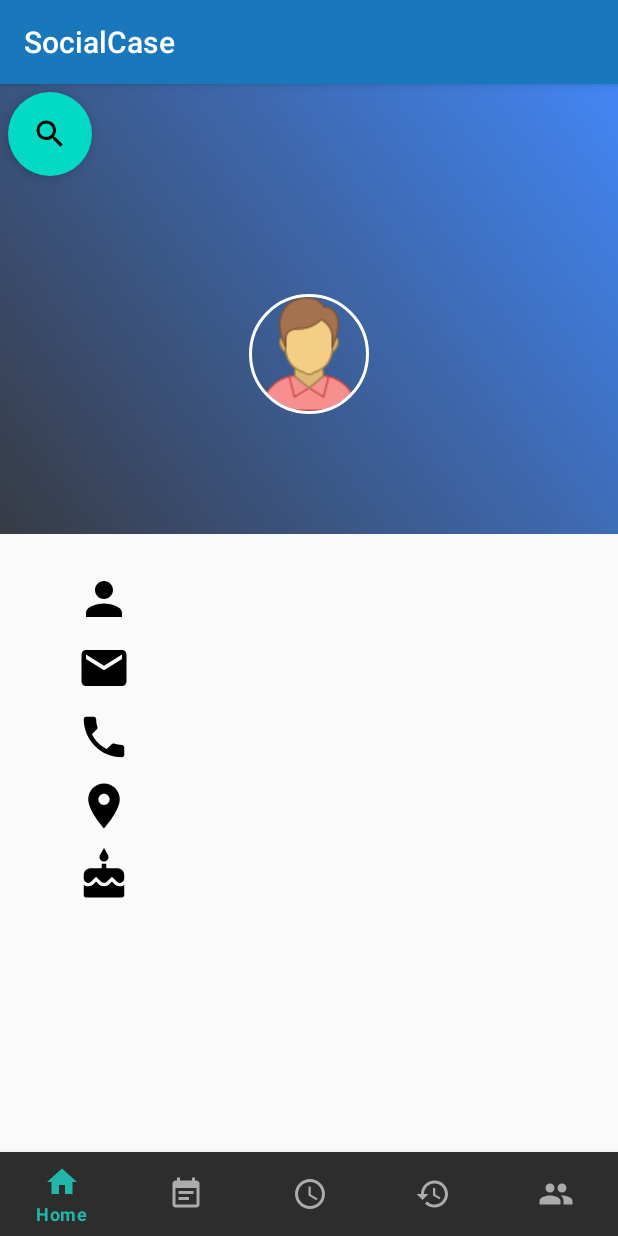
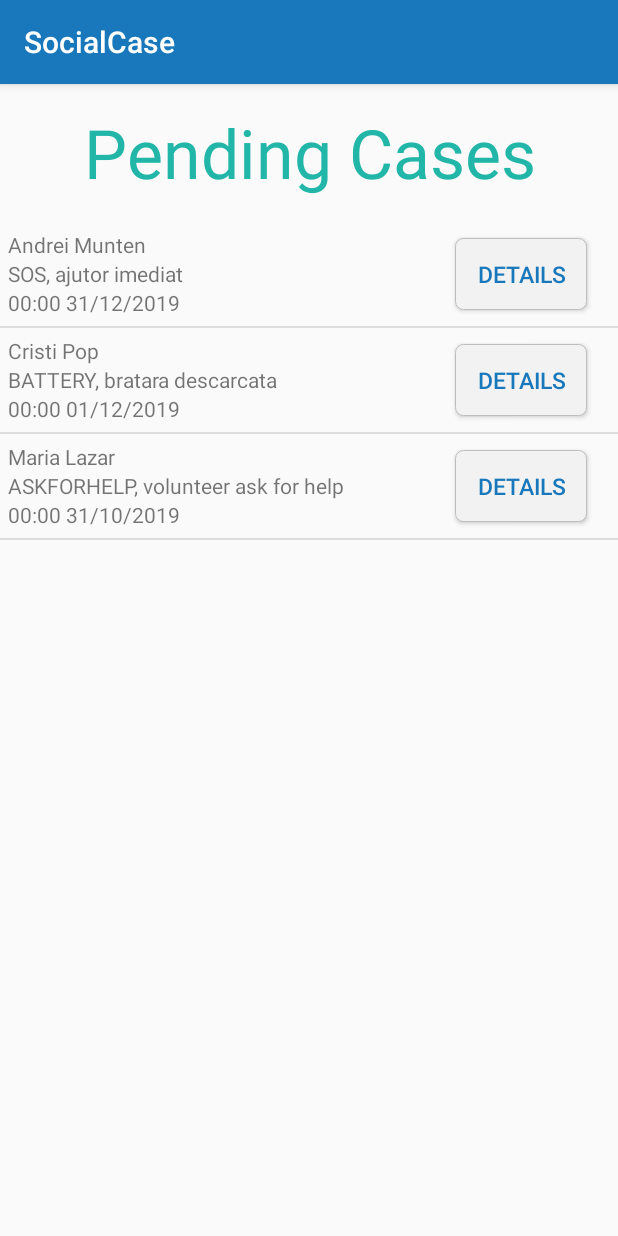
Before and after one commit to SelesCalin/piu-social-cases-platform, an Android app: the HomePageActivity screen opened directly, with no data from a screen before it, after a tap on an icon or button, on a phone screen of 412 x 824 dp. Run offline under Robolectric (Android 15) with nearby library versions, the phone set to English and light mode, and no system bars; our stand-ins replace CircleImageView.

Commit message:
confirm_case_and_pending_cases

```diff
--- a/SocialCase/app/src/main/AndroidManifest.xml
+++ b/SocialCase/app/src/main/AndroidManifest.xml
@@ -21,7 +21,7 @@
         android:supportsRtl="true"
         android:theme="@style/AppTheme"
         tools:ignore="GoogleAppIndexingWarning">
-        <activity android:name=".activity.ProgramInAvansActivity"></activity>
+        <activity android:name=".activity.ProgramInAvansActivity" />
 
         <meta-data
             android:name="com.google.android.geo.API_KEY"
@@ -40,6 +40,7 @@
             </intent-filter>
         </activity>
         <activity android:name=".activity.HomePageActivity" />
+        <activity android:name=".activity.PendingCasesActivity"></activity>
     </application>
 
 </manifest>
--- a/SocialCase/app/src/main/java/com/piu/socialcase/activity/HomePageActivity.java
+++ b/SocialCase/app/src/main/java/com/piu/socialcase/activity/HomePageActivity.java
@@ -155,7 +155,8 @@ public class HomePageActivity extends AppCompatActivity implements View.OnClickL
     public void onClick(View v) {
         switch (v.getId()){
             case R.id.pendingCases:
-                Toast.makeText(getApplicationContext(),"Pending Cases",Toast.LENGTH_SHORT).show();
+                Intent pendingCasesIntent = new Intent(this, PendingCasesActivity.class);
+                startActivity(pendingCasesIntent);
                 break;
             case R.id.currentCase:
                Intent intent = new Intent(this, MapActivity.class);
--- /dev/null
+++ b/SocialCase/app/src/main/java/com/piu/socialcase/activity/PendingCasesActivity.java
@@ -0,0 +1,50 @@
+package com.piu.socialcase.activity;
+
+import androidx.annotation.RequiresApi;
+import androidx.appcompat.app.AppCompatActivity;
+
+import android.os.Build;
+import android.os.Bundle;
+import android.widget.Button;
+import android.widget.ListView;
+
+import com.piu.socialcase.R;
+import com.piu.socialcase.adapters.HelpAdapter;
+import com.piu.socialcase.model.Help;
+import com.piu.socialcase.model.History;
+import com.piu.socialcase.service.HistoryService;
+import com.piu.socialcase.service.SocialCaseService;
+
+import java.util.List;
+
+public class PendingCasesActivity extends AppCompatActivity {
+
+    private List<Help> helpList;
+    private SocialCaseService socialCaseService;
+    private HelpAdapter helpAdapter;
+
+    private ListView helpListView;
+
+    @RequiresApi(api = Build.VERSION_CODES.O)
+    @Override
+    protected void onCreate(Bundle savedInstanceState) {
+        super.onCreate(savedInstanceState);
+        setContentView(R.layout.activity_pending_cases);
+
+        socialCaseService = SocialCaseService.SocialCaseService();
+        helpList = socialCaseService.getUnassignedHelp();
+
+        helpListView = findViewById(R.id.pending_cases_list_view);
+        helpAdapter = new HelpAdapter(this, helpList);
+        helpListView.setAdapter(helpAdapter);
+    }
+
+    @Override
+    protected void onResume() {
+        super.onResume();
+
+        helpList.clear();
+        helpList.addAll(socialCaseService.getUnassignedHelp());
+        helpAdapter.notifyDataSetChanged();
+    }
+}
--- /dev/null
+++ b/SocialCase/app/src/main/java/com/piu/socialcase/adapters/HelpAdapter.java
@@ -0,0 +1,64 @@
+package com.piu.socialcase.adapters;
+
+import android.content.Context;
+import android.content.Intent;
+import android.view.LayoutInflater;
+import android.view.View;
+import android.view.ViewGroup;
+import android.widget.ArrayAdapter;
+import android.widget.Button;
+import android.widget.TextView;
+
+import com.piu.socialcase.R;
+import com.piu.socialcase.activity.MapActivity;
+import com.piu.socialcase.model.Help;
+
+import java.io.Serializable;
+import java.text.DateFormat;
+import java.text.SimpleDateFormat;
+import java.util.List;
+
+public class HelpAdapter extends ArrayAdapter<Help> {
+
+    private static final String dateFormatPattern = "HH:mm dd/MM/yyyy";
+    private static final DateFormat dateFormat = new SimpleDateFormat(dateFormatPattern);
+
+    private List<Help> helpList;
+
+    public HelpAdapter(Context context, List<Help> helpList){
+        super(context, 0, helpList);
+        this.helpList = helpList;
+    }
+
+    @Override
+    public View getView(int position, View convertView, ViewGroup parent) {
+
+        LayoutInflater inflater = (LayoutInflater) getContext().getSystemService(Context.LAYOUT_INFLATER_SERVICE);
+        View row = (convertView == null) ?
+                inflater.inflate(R.layout.pending_case_item, parent, false) : convertView;
+
+        final Help help = helpList. get(position);
+
+        TextView socialCaseNameTextView = row.findViewById(R.id.pending_case_item_social_case_name);
+        socialCaseNameTextView.setText(help.getSocialCase().getName());
+
+        TextView typeHelpTextView = row.findViewById(R.id.pending_case_item_type_help);
+        typeHelpTextView.setText(help.getType() + ", " + help.getDescription());
+
+        TextView dateTextView = row.findViewById(R.id.pending_case_item_date);
+        dateTextView.setText(dateFormat.format(help.getDate()));
+
+        Button detailsButton = row.findViewById(R.id.pending_case_item_case_details_button);
+        detailsButton.setOnClickListener(new View.OnClickListener() {
+            @Override
+            public void onClick(View v) {
+                Intent intent = new Intent(getContext(), MapActivity.class);
+                intent.putExtra("currentCase",(Serializable) help);
+                intent.putExtra("showButtons", (Serializable) true);
+                getContext().startActivity(intent);
+            }
+        });
+
+        return row;
+    }
+}
--- a/SocialCase/app/src/main/java/com/piu/socialcase/repository/HistoryRepository.java
+++ b/SocialCase/app/src/main/java/com/piu/socialcase/repository/HistoryRepository.java
@@ -7,4 +7,5 @@ import java.util.List;
 public interface HistoryRepository {
 
     List<History> getHistoryByVolunteerEmail(String email);
+    void logActivity(History history);
 }
--- a/SocialCase/app/src/main/java/com/piu/socialcase/repository/HistoryRepositoryMock.java
+++ b/SocialCase/app/src/main/java/com/piu/socialcase/repository/HistoryRepositoryMock.java
@@ -44,6 +44,10 @@ public class HistoryRepositoryMock implements HistoryRepository {
         History h5 = new History("calin@gmail.com", "Daniel Dan", new Date(), "Assigned case");
         History h6 = new History("calin@gmail.com", "John Brunch", new Date(), "Low Battery");
 
-        return Arrays.asList(h1, h2, h3, h4, h5, h6);
+        return new ArrayList<>(Arrays.asList(h1, h2, h3, h4, h5, h6));
+    }
+
+    public void logActivity(History history){
+        this.historyList.add(0, history);
     }
 }
--- a/SocialCase/app/src/main/java/com/piu/socialcase/repository/SocialCaseRepository.java
+++ b/SocialCase/app/src/main/java/com/piu/socialcase/repository/SocialCaseRepository.java
@@ -9,6 +9,7 @@ import java.util.List;
 
 public interface SocialCaseRepository {
 
+    List<Help> getAllUnassignedHelp();
     Help getCurrentCaseVolunteer(Volunteer volunteer);
     Help getHelpBySocialCase(SocialCase socialCase);
     Help getHelp();
@@ -17,5 +18,6 @@ public interface SocialCaseRepository {
     void deleteCurrentCaseVolunteer(Help help);
     List<SocialCase> getAllSocialCases();
     SocialCase getSocialCaseByName(String name);
+    void currentCaseDone(Volunteer volunteer);
 
 }
--- a/SocialCase/app/src/main/java/com/piu/socialcase/repository/SocialCaseRepositoryMock.java
+++ b/SocialCase/app/src/main/java/com/piu/socialcase/repository/SocialCaseRepositoryMock.java
@@ -48,7 +48,11 @@ public class SocialCaseRepositoryMock implements SocialCaseRepository {
                 getDate("1966.05.06"),"Observator, Cluj",46.770439, 23.591423);
         SocialCase sc2 = new SocialCase("Maria Lazar", "0712348568",
                 getDate("1958.01.15"),"Observator, Cluj",46.753855, 23.579275);
-        list.add(sc1);list.add(sc2);
+        SocialCase sc3 = new SocialCase("Bogdan Eugen", "0712348568",
+                getDate("1958.01.15"),"Observator, Cluj",46.753855, 23.579275);
+        SocialCase sc4 = new SocialCase("Cristi Pop", "0712348568",
+                getDate("1958.01.15"),"Observator, Cluj",46.753855, 23.579275);
+        list.add(sc1);list.add(sc2);list.add(sc3);list.add(sc4);
         return list;
     }
 
@@ -65,13 +69,13 @@ public class SocialCaseRepositoryMock implements SocialCaseRepository {
 
     private List<Help> generateMockHelp() {
         ArrayList<Help> list = new ArrayList<>();
-        Help h1 = new Help(getSocialCaseByName("Maria Lazar"), getDate("2019.12.29"),
+        Help h1 = new Help(getSocialCaseByName("Bogdan Eugen"), getDate("2019.12.29"),
                 TypeHelp.HELP,"ajutor dfghjkl;ghjkl,;   fghjuikcfvghbjnm   fvgbhjnkghbjnkm  fghvbjnkmlhjkl ghjkltyuhijko did");
         h1.setVolunteer(volunteerRepository.findVolunteerByUsername("user"));
         Help h2 = new Help(getSocialCaseByName("Andrei Munten"), getDate("2019.12.31"),
                 TypeHelp.SOS,"ajutor imediat");
 //        h2.setVolunteer(volunteerRepository.findVolunteerByUsername("admin"));
-        Help h3 = new Help(getSocialCaseByName("Andrei Munten"), getDate("2019.11.31"),
+        Help h3 = new Help(getSocialCaseByName("Cristi Pop"), getDate("2019.11.31"),
                 TypeHelp.BATTERY,"bratara descarcata");
         Help h4 = new Help(getSocialCaseByName("Maria Lazar"), getDate("2019.10.31"),
                 TypeHelp.ASKFORHELP,"volunteer ask for help");
@@ -98,6 +102,19 @@ public class SocialCaseRepositoryMock implements SocialCaseRepository {
 //        list.add(h4);
 //        return list;
 //    }
+
+
+    @Override
+    public List<Help> getAllUnassignedHelp() {
+
+        List<Help> unassignedHelp = new ArrayList<>();
+        for(Help help: helpList){
+            if(help.getVolunteer() == null){
+                unassignedHelp.add(help);
+            }
+        }
+        return unassignedHelp;
+    }
 
     @Override
     public Help getCurrentCaseVolunteer(Volunteer volunteer) {
@@ -178,4 +195,16 @@ public class SocialCaseRepositoryMock implements SocialCaseRepository {
         }
     }
 
+    @Override
+    public void currentCaseDone(Volunteer volunteer) {
+        for(Help help: helpList) {
+            if(help.getVolunteer() == null)
+                continue;
+
+            if (help.getVolunteer().getUsername().equals(volunteer.getUsername())){
+                helpList.remove(help);
+                return;
+            }
+        }
+    }
 }
--- a/SocialCase/app/src/main/java/com/piu/socialcase/service/HistoryService.java
+++ b/SocialCase/app/src/main/java/com/piu/socialcase/service/HistoryService.java
@@ -22,4 +22,8 @@ public class HistoryService {
     public List<History> getHistoryByVolunteerEmail(String email) {
         return historyRepository.getHistoryByVolunteerEmail(email);
     }
+
+    public void logActivity(History history){
+        historyRepository.logActivity(history);
+    }
 }
--- a/SocialCase/app/src/main/java/com/piu/socialcase/service/SocialCaseService.java
+++ b/SocialCase/app/src/main/java/com/piu/socialcase/service/SocialCaseService.java
@@ -33,6 +33,10 @@ public class SocialCaseService {
         return instance;
     }
 
+    public List<Help> getUnassignedHelp(){
+        return socialCaseRepository.getAllUnassignedHelp();
+    }
+
     public List<SocialCase> getAllSocialCases(){
         return socialCaseRepository.getAllSocialCases();
     }
@@ -57,4 +61,7 @@ public class SocialCaseService {
         socialCaseRepository.addHelp(help);
     }
 
+    public void currentCaseDown(Volunteer volunteer){
+        socialCaseRepository.currentCaseDone(volunteer);
+    }
 }
--- /dev/null
+++ b/SocialCase/app/src/main/res/layout/activity_pending_cases.xml
@@ -0,0 +1,25 @@
+<?xml version="1.0" encoding="utf-8"?>
+<LinearLayout xmlns:android="http://schemas.android.com/apk/res/android"
+    xmlns:app="http://schemas.android.com/apk/res-auto"
+    xmlns:tools="http://schemas.android.com/tools"
+    android:layout_width="match_parent"
+    android:layout_height="match_parent"
+    android:orientation="vertical"
+    tools:context=".activity.PendingCasesActivity">
+
+    <TextView
+        android:layout_width="match_parent"
+        android:layout_height="92dp"
+        android:gravity="center"
+        android:text="Pending Cases"
+        android:textColor="#21B6A8"
+        android:textSize="45dp"/>
+
+    <ListView
+        android:id="@+id/pending_cases_list_view"
+        android:layout_width="match_parent"
+        android:layout_height="match_parent"
+        android:focusable="true">
+    </ListView>
+
+</LinearLayout>
--- a/SocialCase/app/src/main/res/layout/fragment_history.xml
+++ b/SocialCase/app/src/main/res/layout/fragment_history.xml
@@ -7,7 +7,7 @@
 
     <LinearLayout
         android:layout_width="match_parent"
-        android:layout_height="wrap_content"
+        android:layout_height="match_parent"
         android:orientation="vertical">
 
         <TextView
--- /dev/null
+++ b/SocialCase/app/src/main/res/layout/pending_case_item.xml
@@ -0,0 +1,48 @@
+<?xml version="1.0" encoding="utf-8"?>
+<RelativeLayout xmlns:android="http://schemas.android.com/apk/res/android"
+    android:layout_width="match_parent"
+    android:layout_height="wrap_content"
+    android:padding="5dp">
+
+    <LinearLayout
+        android:id="@+id/pending_case_item_details"
+        android:layout_width="match_parent"
+        android:layout_height="wrap_content"
+        android:orientation="vertical"
+        android:layout_toLeftOf="@+id/pending_case_item_case_details_button">
+        <TextView
+            android:id="@+id/pending_case_item_social_case_name"
+            android:layout_width="wrap_content"
+            android:layout_height="wrap_content" />
+
+        <TextView
+            android:id="@+id/pending_case_item_type_help"
+            android:layout_width="wrap_content"
+            android:layout_height="wrap_content" />
+
+        <TextView
+            android:id="@+id/pending_case_item_date"
+            android:layout_width="wrap_content"
+            android:layout_height="wrap_content"
+            android:gravity="right"/>
+    </LinearLayout>
+
+    <Button
+        android:id="@+id/pending_case_item_case_details_button"
+        android:layout_width="wrap_content"
+        android:layout_height="wrap_content"
+        android:layout_weight="0.4"
+        android:layout_marginTop="5dp"
+        android:layout_marginBottom="5dp"
+        android:layout_marginLeft="15dp"
+        android:layout_marginRight="15dp"
+        android:background="@drawable/sign_in_up_button"
+        android:foreground="?android:attr/selectableItemBackground"
+        android:text="Details"
+        android:textColor="@color/colorPrimary"
+        android:textSize="15sp"
+        android:layout_gravity="center"
+        android:layout_alignParentEnd="true"
+        />
+
+</RelativeLayout>
```
Also changed, not shown: SocialCase/app/src/main/java/com/piu/socialcase/activity/MapActivity.java (+43 -6 lines), SocialCase/app/src/main/java/com/piu/socialcase/fragment/homepage/HistoryFragment.java (+15 -1 lines), SocialCase/app/src/main/res/layout/activity_map.xml (+15 -1 lines).
